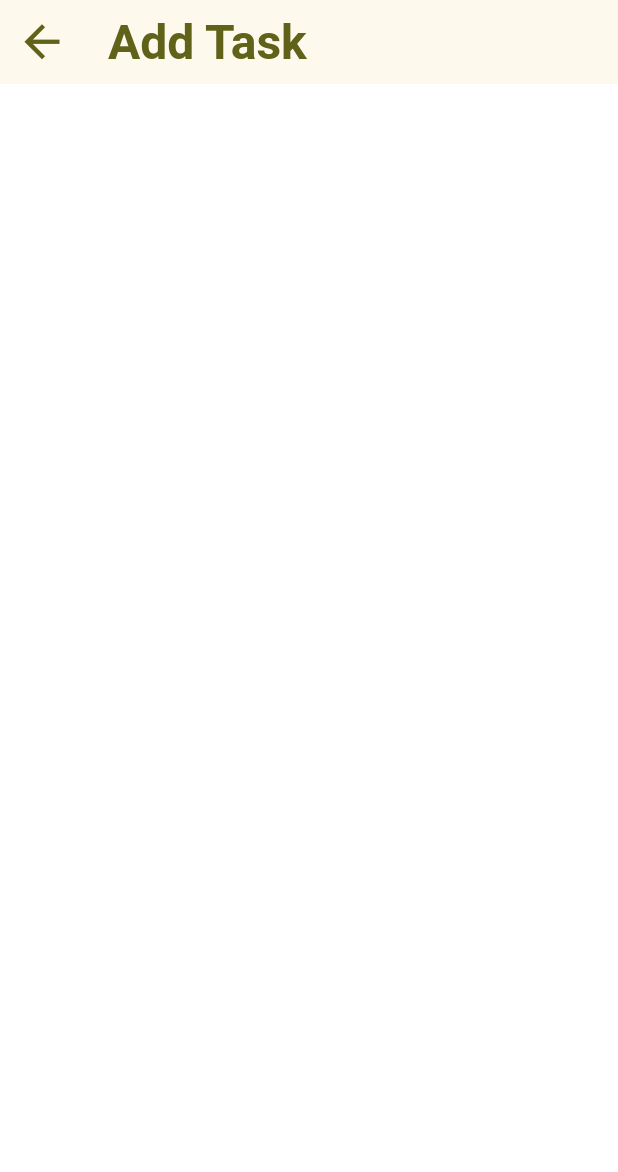
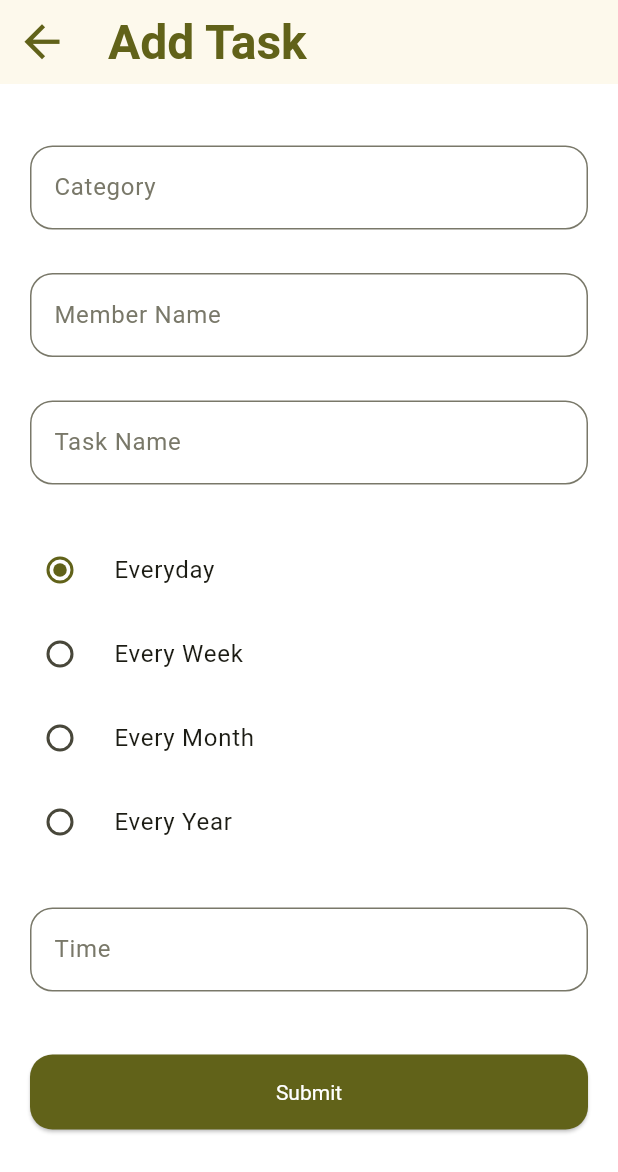
Before and after one commit to wasitemo/schedular_app, a Flutter app: the AddTaskPage screen opened by its route, on a phone screen of 412 x 824 dp. Shown: the top 1172 px of the screen. Run offline on Flutter 3.47's test engine with Material 3 defaults, Android fonts, the phone set to English and light mode, and no system bars; our stand-ins replace bloc, connectivity_plus, dartz, equatable, flutter_bloc, flutter_dotenv and 5 more; accounts and stored records are empty; Roboto replaces fonts that are missing (Lusitana).

Commit message:
Membuat form untuk halaman add task

```diff
--- a/schedular_app_flutter/lib/feature/task/domain/entities/task_entity.dart
+++ b/schedular_app_flutter/lib/feature/task/domain/entities/task_entity.dart
@@ -1,4 +1,11 @@
 import 'package:equatable/equatable.dart';
+
+enum FrequencyTask {
+  Everyday,
+  EveryWeek,
+  EveryMonth,
+  EveryYear,
+}
 
 class TaskEntity extends Equatable {
   final int? idTask;
--- a/schedular_app_flutter/lib/feature/task/presentation/pages/add_task_page.dart
+++ b/schedular_app_flutter/lib/feature/task/presentation/pages/add_task_page.dart
@@ -1,5 +1,6 @@
 import 'package:flutter/material.dart';
 import 'package:go_router/go_router.dart';
+import 'package:schedular_app_flutter/feature/task/domain/entities/task_entity.dart';
 
 class AddTaskPage extends StatefulWidget {
   const AddTaskPage({super.key});
@@ -9,6 +10,27 @@ class AddTaskPage extends StatefulWidget {
 }
 
 class _AddTaskPageState extends State<AddTaskPage> {
+  final GlobalKey keyForm = GlobalKey<FormState>();
+  final categoryNameController = TextEditingController();
+  final memberNameController = TextEditingController();
+  final taskNameController = TextEditingController();
+  bool frequency = false;
+  FrequencyTask? frequencyTask = FrequencyTask.Everyday;
+  final periodController = TextEditingController();
+  final dateController = TextEditingController();
+  final timeController = TextEditingController();
+
+  @override
+  void dispose() {
+    categoryNameController.dispose();
+    memberNameController.dispose();
+    taskNameController.dispose();
+    periodController.dispose();
+    dateController.dispose();
+    timeController.dispose();
+    super.dispose();
+  }
+
   @override
   Widget build(BuildContext context) {
     return Scaffold(
@@ -28,6 +50,113 @@ class _AddTaskPageState extends State<AddTaskPage> {
           ),
         ),
       ),
+      body: SingleChildScrollView(
+        child: Form(
+          key: keyForm,
+          child: Padding(
+            padding: const EdgeInsets.only(top: 41, left: 20, right: 20),
+            child: Column(
+              children: [
+                TextFormField(
+                  controller: categoryNameController,
+                  autovalidateMode: AutovalidateMode.onUserInteraction,
+                  decoration: InputDecoration(labelText: 'Category'),
+                ),
+                const SizedBox(height: 29),
+                TextFormField(
+                  controller: memberNameController,
+                  autovalidateMode: AutovalidateMode.onUserInteraction,
+                  decoration: InputDecoration(labelText: 'Member Name'),
+                ),
+                const SizedBox(height: 29),
+                TextFormField(
+                  controller: taskNameController,
+                  autovalidateMode: AutovalidateMode.onUserInteraction,
+                  decoration: InputDecoration(labelText: 'Task Name'),
+                ),
+                const SizedBox(height: 29),
+                RadioListTile<FrequencyTask>(
+                    title: const Text('Everyday'),
+                    value: FrequencyTask.Everyday,
+                    groupValue: frequencyTask,
+                    contentPadding: const EdgeInsets.symmetric(horizontal: 0),
+                    onChanged: (value) {
+                      setState(() {
+                        frequencyTask = value;
+                      });
+                    }),
+                RadioListTile<FrequencyTask>(
+                    title: const Text('Every Week'),
+                    value: FrequencyTask.EveryWeek,
+                    groupValue: frequencyTask,
+                    contentPadding: const EdgeInsets.symmetric(horizontal: 0),
+                    onChanged: (value) {
+                      setState(() {
+                        frequencyTask = value;
+                      });
+                    }),
+                if (frequencyTask == FrequencyTask.EveryWeek) _periodAndDate(),
+                RadioListTile<FrequencyTask>(
+                    title: const Text('Every Month'),
+                    value: FrequencyTask.EveryMonth,
+                    groupValue: frequencyTask,
+                    contentPadding: const EdgeInsets.symmetric(horizontal: 0),
+                    onChanged: (value) {
+                      setState(() {
+                        frequencyTask = value;
+                      });
+                    }),
+                if (frequencyTask == FrequencyTask.EveryMonth) _periodAndDate(),
+                RadioListTile<FrequencyTask>(
+                    title: const Text('Every Year'),
+                    value: FrequencyTask.EveryYear,
+                    groupValue: frequencyTask,
+                    contentPadding: const EdgeInsets.symmetric(horizontal: 0),
+                    onChanged: (value) {
+                      setState(() {
+                        frequencyTask = value;
+                      });
+                    }),
+                if (frequencyTask == FrequencyTask.EveryYear) _periodAndDate(),
+                const SizedBox(height: 29),
+                TextFormField(
+                  controller: timeController,
+                  autovalidateMode: AutovalidateMode.onUserInteraction,
+                  decoration: InputDecoration(labelText: 'Time'),
+                ),
+                Padding(
+                  padding: const EdgeInsets.symmetric(vertical: 42),
+                  child: SizedBox(
+                    width: double.infinity,
+                    child: ElevatedButton(
+                      onPressed: () {},
+                      child: const Text("Submit"),
+                    ),
+                  ),
+                ),
+              ],
+            ),
+          ),
+        ),
+      ),
+    );
+  }
+
+  Widget _periodAndDate() {
+    return Column(
+      children: [
+        TextFormField(
+          controller: periodController,
+          autovalidateMode: AutovalidateMode.onUserInteraction,
+          decoration: InputDecoration(labelText: 'Period'),
+        ),
+        const SizedBox(height: 29),
+        TextFormField(
+          controller: dateController,
+          autovalidateMode: AutovalidateMode.onUserInteraction,
+          decoration: InputDecoration(labelText: 'Selected Date'),
+        ),
+      ],
     );
   }
 }
```
